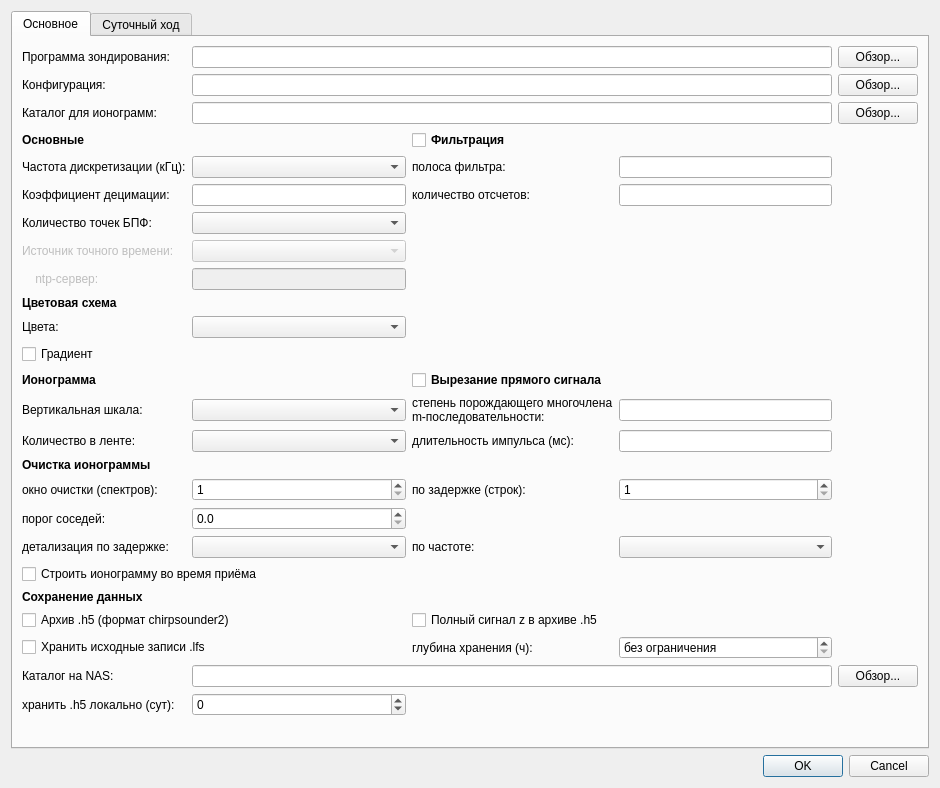
Before: the Qt Designer form src/parametersdialog.ui in nikita-konkin/ionozond, drawn with Qt 5.
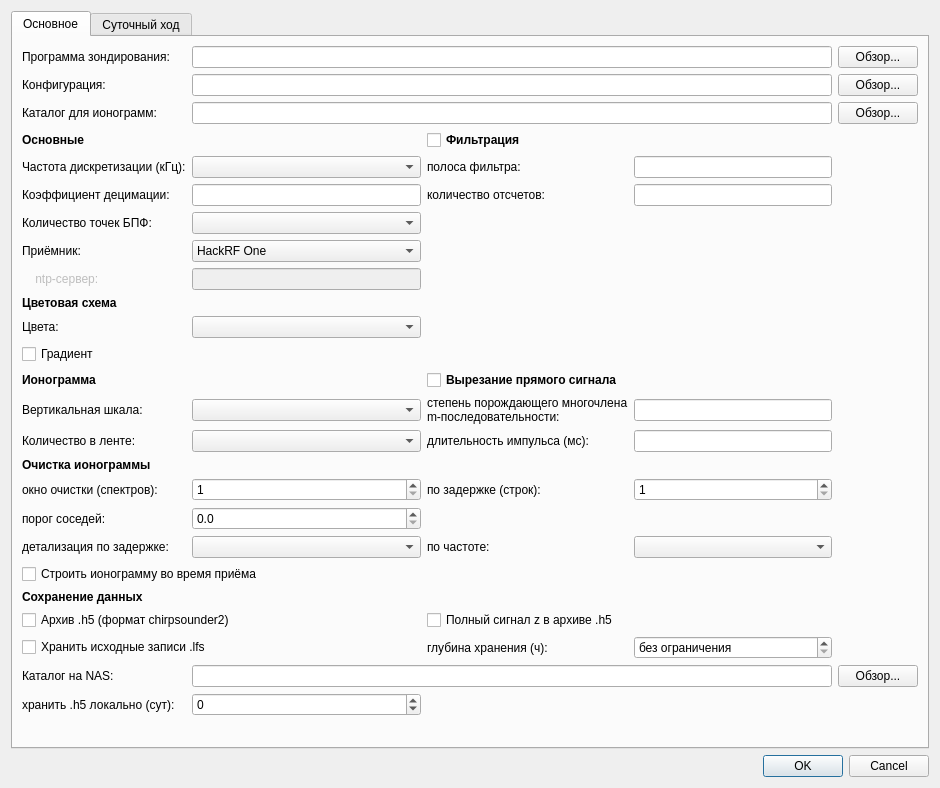
After: the same form once the commit is applied. Icons and pictures are not drawn. Custom widgets are drawn as their Qt base class.

Commit message:
Choose the receiver in the parameters dialog
The console passes SOUNDER_RECEIVER (hackrf, n210, n210-gpsdo, hackrf-usrp-time) and sounder.sh turns it into arguments, taking the radio address from RADIO_ADDR. With no choice, as for the service, the station's /etc/default/ionozond stands. 20 MS/s, the HackRF ceiling, is appended to the sample rates so saved indices keep their rate.

Refs #9

The edit to the form file:
```diff
--- a/src/parametersdialog.ui
+++ b/src/parametersdialog.ui
@@ -61,11 +61,21 @@
         <property name="text"><string>Количество точек БПФ:</string></property></widget></item>
        <item row="6" column="1"><widget class="QComboBox" name="cmbFftCount"/></item>
 
-       <item row="7" column="0"><widget class="QLabel" name="lblTimeSource">
-        <property name="enabled"><bool>false</bool></property>
-        <property name="text"><string>Источник точного времени:</string></property></widget></item>
-       <item row="7" column="1"><widget class="QComboBox" name="cmbTimeSource">
-        <property name="enabled"><bool>false</bool></property></widget></item>
+       <item row="7" column="0"><widget class="QLabel" name="lblReceiver">
+        <property name="text"><string>Приёмник:</string></property>
+        <property name="toolTip"><string>HackRF One -- USB, LNA 24 dB, RF amp off.
+USRP N210 -- UHD at RADIO_ADDR, host clock. Only one program can hold the N210.
+USRP N210 (GPSDO) -- as above, but UTC from the N210 GPSDO; requires gps_locked.
+HackRF One (USRP GPSDO time) -- HackRF receives, UTC read from the N210 GPSDO.
+As configured -- SOUNDER_ARGS and RADIO_ADDR from /etc/default/ionozond.</string></property></widget></item>
+       <item row="7" column="1"><widget class="QComboBox" name="cmbReceiver">
+        <property name="toolTip"><string>Which radio receiver the sounder opens.</string></property>
+        <item><property name="text"><string>HackRF One</string></property></item>
+        <item><property name="text"><string>USRP N210 (host clock)</string></property></item>
+        <item><property name="text"><string>USRP N210 (GPSDO)</string></property></item>
+        <item><property name="text"><string>HackRF One (USRP GPSDO time)</string></property></item>
+        <item><property name="text"><string>As configured (/etc/default/ionozond)</string></property></item>
+       </widget></item>
 
        <item row="8" column="0"><widget class="QLabel" name="lblNtpServerName">
         <property name="enabled"><bool>false</bool></property>
```
The commit also changes 6 other files.
